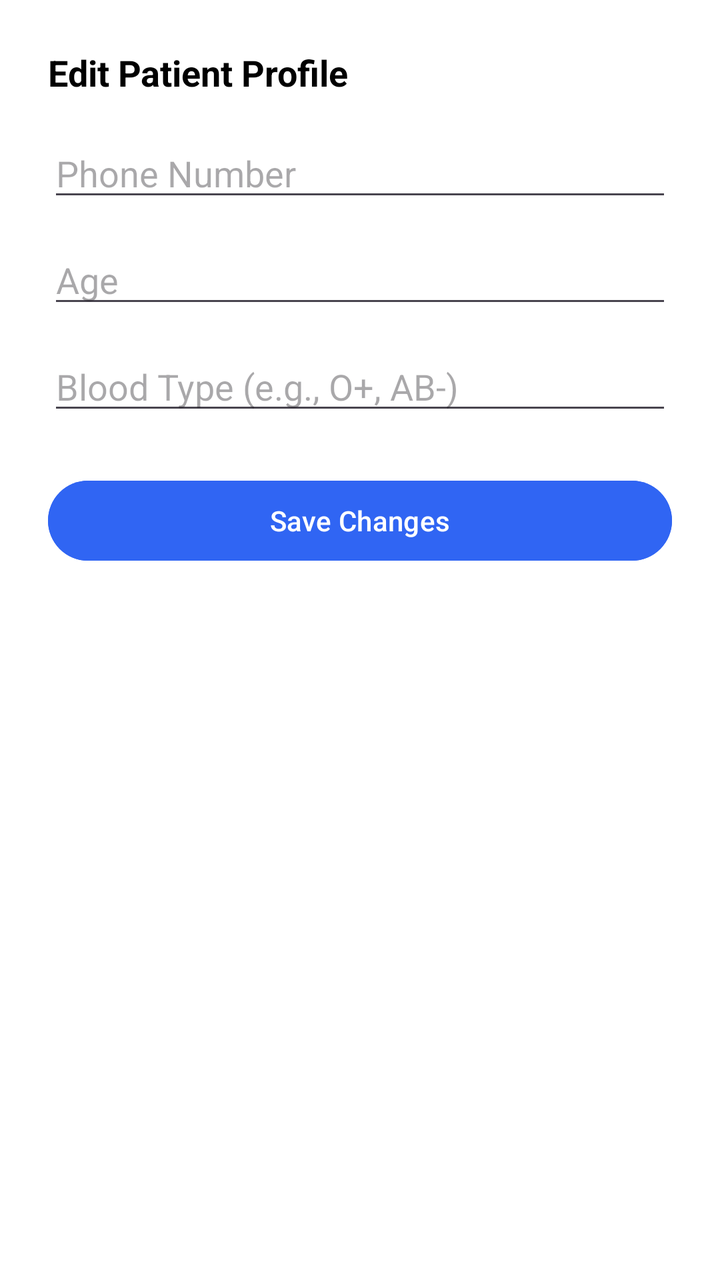
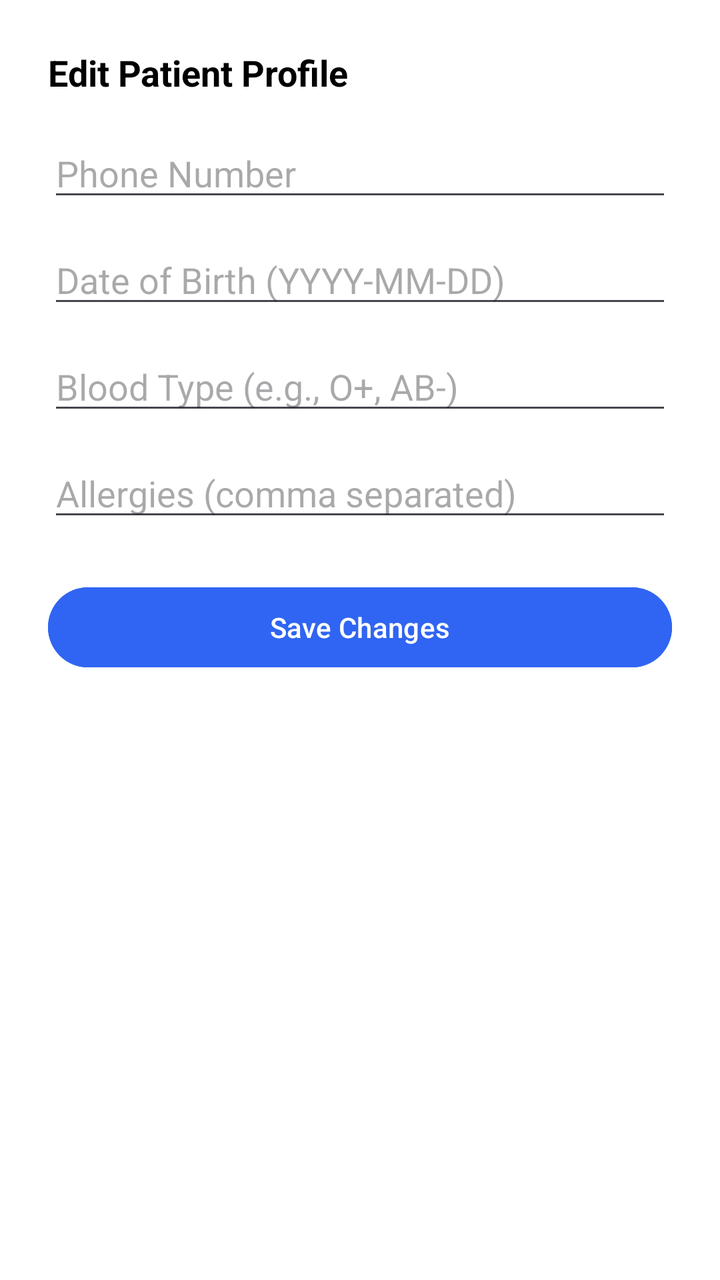

Screens rendered from an Android XML layout before and after an edit, with the pre-edit source and the edit as a unified diff.
<!-- AndroidManifest.xml: application theme Theme.Healthcare_app -->
<!-- res/layout/bottom_sheet_edit_profile.xml -->
<?xml version="1.0" encoding="utf-8"?>
<LinearLayout xmlns:android="http://schemas.android.com/apk/res/android"
    android:layout_width="match_parent"
    android:layout_height="wrap_content"
    android:orientation="vertical"
    android:padding="24dp"
    android:background="@android:color/white">

    <TextView
        android:layout_width="wrap_content"
        android:layout_height="wrap_content"
        android:text="Edit Patient Profile"
        android:textSize="18sp"
        android:textStyle="bold"
        android:textColor="@android:color/black"
        android:layout_marginBottom="16dp"/>

    <EditText
        android:id="@+id/inputEditPhone"
        android:layout_width="match_parent"
        android:layout_height="wrap_content"
        android:hint="Phone Number"
        android:inputType="phone"
        android:layout_marginBottom="12dp"/>

    <EditText
        android:id="@+id/inputEditAge"
        android:layout_width="match_parent"
        android:layout_height="wrap_content"
        android:hint="Age"
        android:inputType="number"
        android:layout_marginBottom="12dp"/>

    <EditText
        android:id="@+id/inputEditBloodType"
        android:layout_width="match_parent"
        android:layout_height="wrap_content"
        android:hint="Blood Type (e.g., O+, AB-)"
        android:inputType="text"
        android:layout_marginBottom="24dp"/>

    <Button
        android:id="@+id/btnSaveProfile"
        android:layout_width="match_parent"
        android:layout_height="wrap_content"
        android:text="Save Changes"
        android:backgroundTint="@color/patient_primary_blue"
        android:textColor="@android:color/white"/>

</LinearLayout>
<!-- resources referenced by this layout -->
<resources>
  <color name="patient_primary_blue">#3065F3</color>
  <style name="Theme.Healthcare_app" parent="Base.Theme.Healthcare_app" />
  <style name="Base.Theme.Healthcare_app" parent="Theme.Material3.DayNight.NoActionBar">
      </style>
</resources>

<!-- the commit's change to res/layout/bottom_sheet_edit_profile.xml (unified diff, before → after) -->
@@ -24,11 +24,13 @@
         android:layout_marginBottom="12dp"/>
 
     <EditText
-        android:id="@+id/inputEditAge"
+        android:id="@+id/inputEditDOB"
         android:layout_width="match_parent"
         android:layout_height="wrap_content"
-        android:hint="Age"
-        android:inputType="number"
+        android:hint="Date of Birth (YYYY-MM-DD)"
+        android:focusable="false"
+        android:clickable="true"
+        android:inputType="none"
         android:layout_marginBottom="12dp"/>
 
     <EditText
@@ -36,6 +38,14 @@
         android:layout_width="match_parent"
         android:layout_height="wrap_content"
         android:hint="Blood Type (e.g., O+, AB-)"
+        android:inputType="text"
+        android:layout_marginBottom="12dp"/>
+
+    <EditText
+        android:id="@+id/inputEditAllergies"
+        android:layout_width="match_parent"
+        android:layout_height="wrap_content"
+        android:hint="Allergies (comma separated)"
         android:inputType="text"
         android:layout_marginBottom="24dp"/>
 
